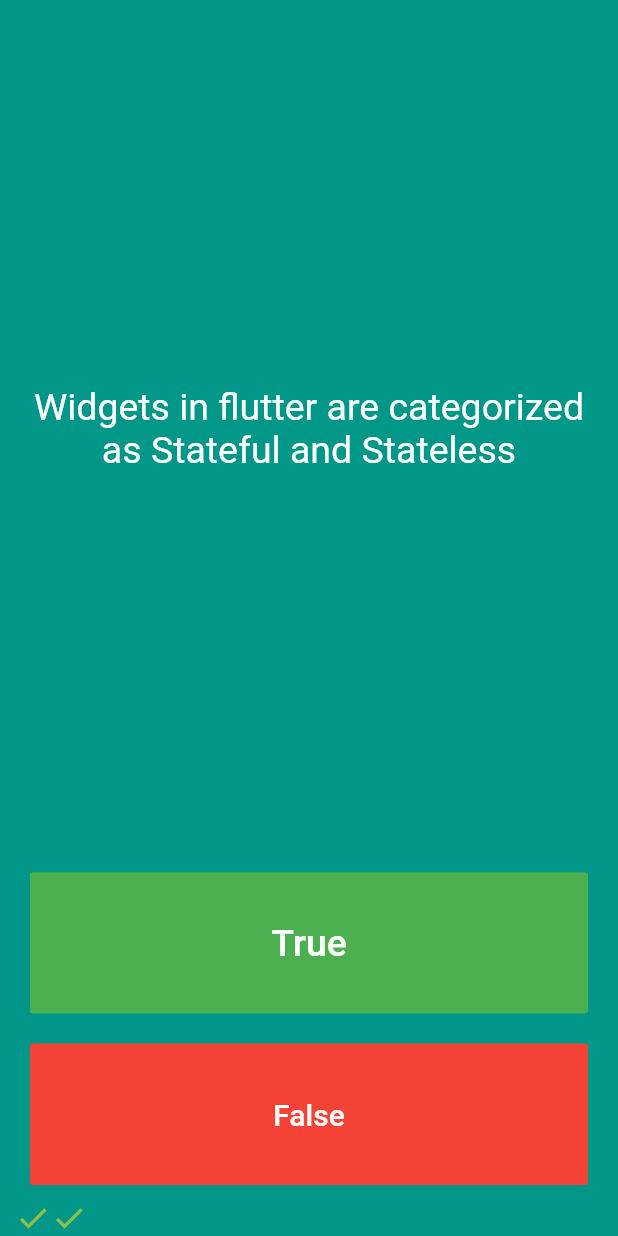
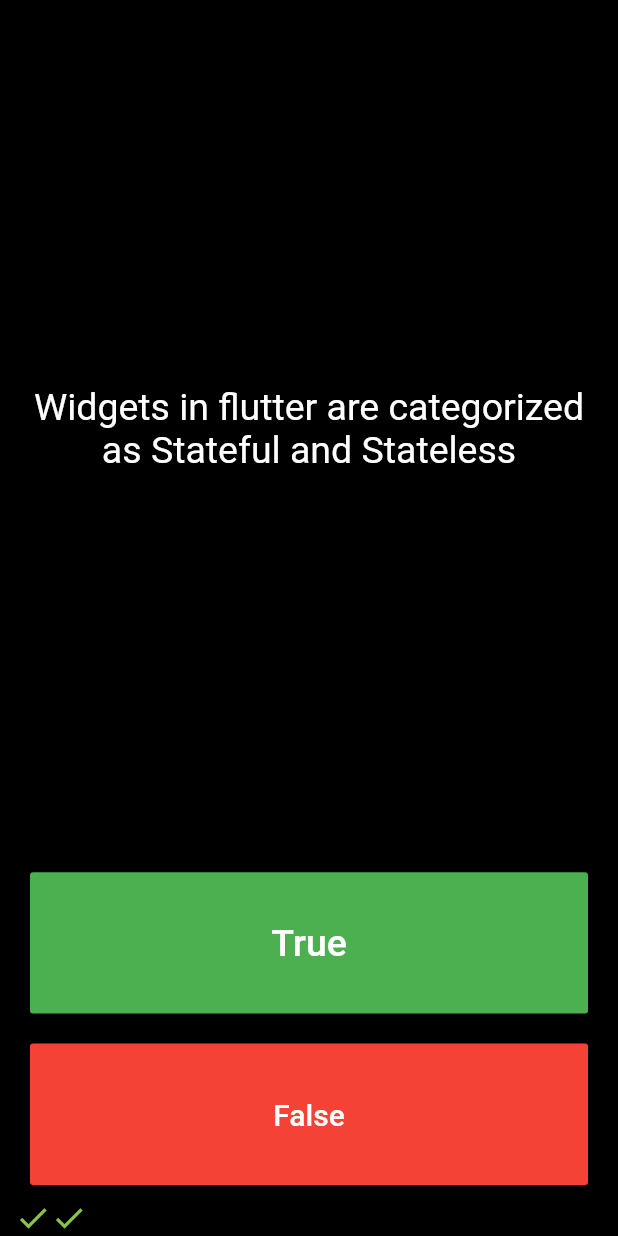
Before and after one commit to sakship31/Flutter-OET, a Flutter app: the screen it shows after launch, after a tap on "True", after a tap on "False", on a phone screen of 412 x 824 dp. Run offline on Flutter 3.47's test engine with Material 2 defaults, Android fonts, the phone set to English and light mode, and no system bars; our stand-ins replace rflutter_alert.

Commit message:
quiz app added

```diff
--- a/Flutter/quize_game/lib/main.dart
+++ b/Flutter/quize_game/lib/main.dart
@@ -1,11 +1,12 @@
 import 'package:flutter/cupertino.dart';
 import 'package:flutter/material.dart';
+import 'package:rflutter_alert/rflutter_alert.dart';
 
 void main() {
   runApp(
     MaterialApp(
 home: Scaffold(
-  backgroundColor: Colors.teal,
+  backgroundColor: Colors.black,
   body: SafeArea(
     child: Padding(padding: EdgeInsets.symmetric(horizontal: 10.0),
     child: Quizgame(),),
@@ -23,6 +24,7 @@
   List<Widget> score=[];
   List<bool> ans=[true,false,true];
   int qnum=0;
+  int finalscore=0;
   List<String> questions=[
     "Everything in Flutter is Widget",
     "Flutter is based on Java Prog lang",
@@ -56,7 +58,9 @@
                   score.add(Icon(
                     Icons.check, color: Colors.lightGreen,
                   )
+
                   );
+                  finalscore+=1;
                 }else{
                   score.add(
                     Icon(
@@ -66,6 +70,16 @@
                 }
               setState(() {
                 qnum+=1;
+                  if(qnum>=questions.length){
+                       Alert(
+                        context: context,
+                        title: 'Done!',
+                        desc: 'Score:$finalscore',
+                      ).show();
+                      qnum=0;
+                      finalscore=0;
+                      score = [];
+                  }
               });
               },
             ),
@@ -87,6 +101,7 @@
                     Icons.check, color: Colors.lightGreen,
                   )
                   );
+                  finalscore+=1;
                 }else{
                   score.add(
                     Icon(
@@ -95,7 +110,20 @@
                   );
                 }
                 setState(() {
-                  qnum+=1;
+
+                  if(qnum+1>=questions.length){
+                       Alert(
+                        context: context,
+                        title: 'Done!',
+                        desc: 'Score:$finalscore',
+                      ).show();
+                      qnum=0;
+                      finalscore=0;
+                      score = [];
+                  }
+                   else{
+                     qnum+=1;
+                   }
 
                 });
               },
--- a/Flutter/quize_game/pubspec.yaml
+++ b/Flutter/quize_game/pubspec.yaml
@@ -28,6 +28,7 @@
   # The following adds the Cupertino Icons font to your application.
   # Use with the CupertinoIcons class for iOS style icons.
   cupertino_icons: ^0.1.3
+  rflutter_alert:
 
 dev_dependencies:
   flutter_test:
```
Also changed, not shown: Flutter/quize_game/pubspec.lock.
